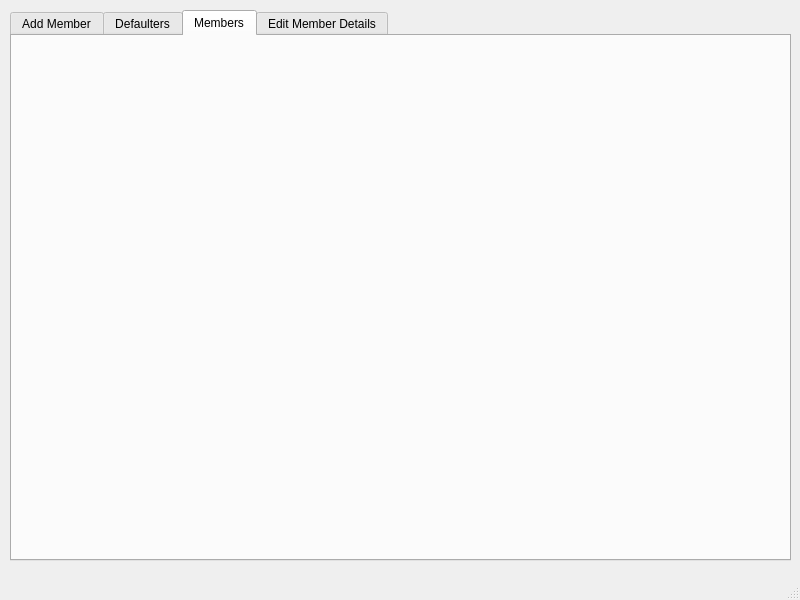
Old version of the form ui/Member Window.ui in the repository amazinglySK/lms-400.
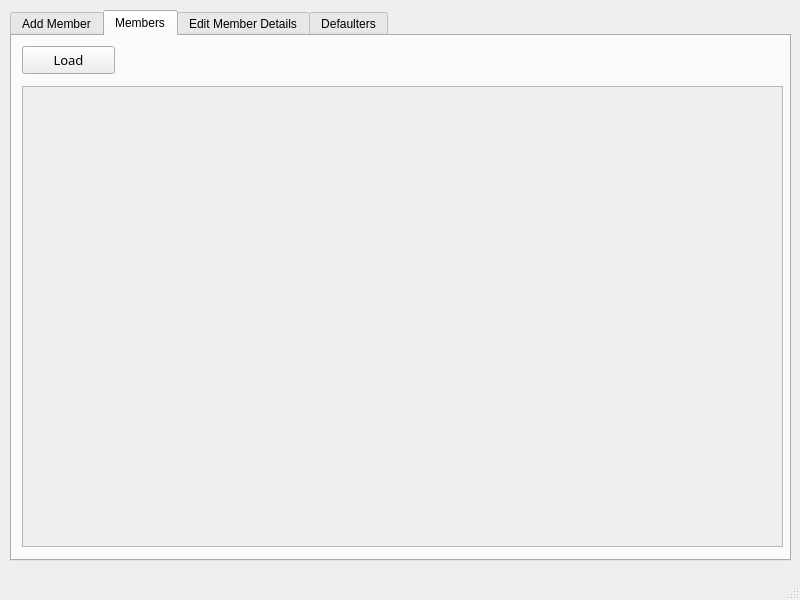
New version of the form. The open tabs and pages were chosen to show the change.

Commit message: Finished loading member roster

Diff of the .ui file:
```diff
--- a/ui/Member Window.ui
+++ b/ui/Member Window.ui
@@ -173,21 +173,63 @@
       </property>
      </widget>
     </widget>
-    <widget class="QWidget" name="DafaultersTab">
-     <attribute name="title">
-      <string>Defaulters</string>
-     </attribute>
-    </widget>
     <widget class="QWidget" name="MemberListTab">
      <attribute name="title">
       <string>Members</string>
      </attribute>
+     <widget class="QScrollArea" name="MembersListArea">
+      <property name="geometry">
+       <rect>
+        <x>10</x>
+        <y>50</y>
+        <width>761</width>
+        <height>461</height>
+       </rect>
+      </property>
+      <property name="widgetResizable">
+       <bool>true</bool>
+      </property>
+      <widget class="QWidget" name="scrollAreaWidgetContents">
+       <property name="geometry">
+        <rect>
+         <x>0</x>
+         <y>0</y>
+         <width>759</width>
+         <height>459</height>
+        </rect>
+       </property>
+      </widget>
+     </widget>
+     <widget class="QPushButton" name="LoadButton">
+      <property name="geometry">
+       <rect>
+        <x>10</x>
+        <y>10</y>
+        <width>93</width>
+        <height>28</height>
+       </rect>
+      </property>
+      <property name="font">
+       <font>
+        <family>Bahnschrift</family>
+        <pointsize>10</pointsize>
+       </font>
+      </property>
+      <property name="text">
+       <string>Load</string>
+      </property>
+     </widget>
     </widget>
     <widget class="QWidget" name="MemberEditTab">
      <attribute name="title">
       <string>Edit Member Details</string>
      </attribute>
     </widget>
+    <widget class="QWidget" name="DafaultersTab">
+     <attribute name="title">
+      <string>Defaulters</string>
+     </attribute>
+    </widget>
    </widget>
   </widget>
   <widget class="QMenuBar" name="menubar">
```
The commit also changes 4 other files.
